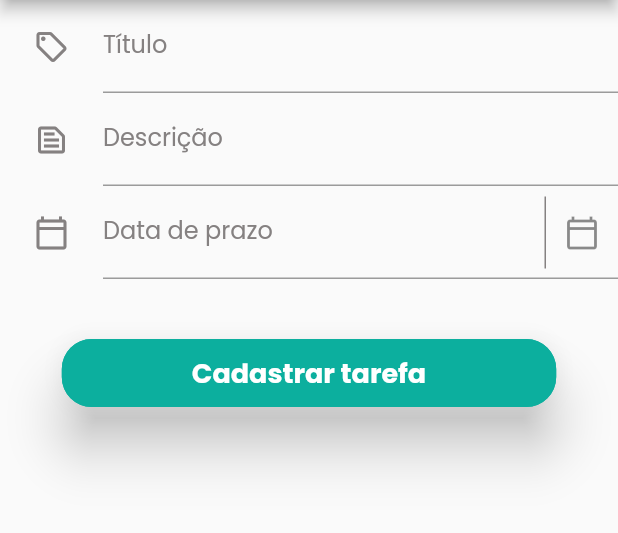
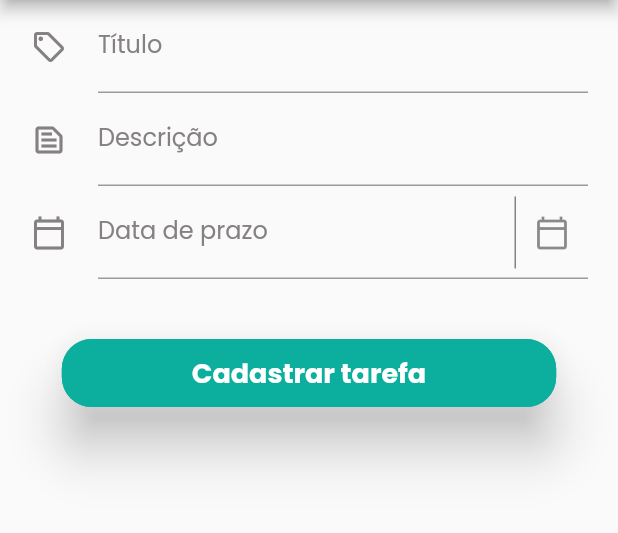
Before and after one commit to RafaMC03/Tasker, a Flutter app: the screen it shows once a user with an empty profile is signed in, after a tap on the "add" icon, on a phone screen of 412 x 824 dp, the part 84-617 px from its top. Run offline on Flutter 3.47's test engine with Material 2 defaults, Android fonts, the phone set to English and light mode, and no system bars; our stand-ins replace bot_toast, firebase_auth, firebase_core, google_fonts, page_transition; accounts and stored records are empty.

Commit message:
modelo das tarefas

```diff
--- a/lib/modules/home/pages/cadastroTarefas.dart
+++ b/lib/modules/home/pages/cadastroTarefas.dart
@@ -22,6 +22,10 @@
         backgroundColor: Color.fromARGB(255, 12, 175, 158),
       ),
       body: ListView(
+        children: [
+          Padding(
+            padding: const EdgeInsets.only(right: 20),
+            child: Column(
               children: [
                 Row(
               children: [
@@ -97,6 +101,9 @@
                 ),
               ],
             ),
+              ],
+            ),
+          ),
           Column(
               children: [
                 Padding(
@@ -110,7 +117,7 @@
                     corTexto: Colors.white),
                 ),
               ],
-          )
+            ),
         ],
       ),
     );
--- a/lib/modules/home/pages/home.dart
+++ b/lib/modules/home/pages/home.dart
@@ -41,10 +41,25 @@
             child: SizedBox(
               width: MediaQuery.of(context).size.width,
               child: Column(
-                mainAxisAlignment: MainAxisAlignment.center,
-                crossAxisAlignment: CrossAxisAlignment.center,
                 children: [
-                  const Text("Sem tarefas cadastradas"),
+
+                  //modelo das tarefas
+
+                  Padding(
+                    padding: const EdgeInsets.only(top: 20),
+                    child: Container(
+                      width: 380,                                                 //arrumar largura
+                      decoration: BoxDecoration(
+                        borderRadius: BorderRadius.circular(10),
+                        border: Border.all(color: Color.fromARGB(255, 12, 175, 158), width: 2)
+                      ),
+                      child: ListTile(
+                        trailing: Text('30 nov'),
+                        subtitle: Text('Terminar home page'),                    //quebra de linha automatica
+                        title: Text('Sprint 3 - PSI'),
+                      ),
+                    ),
+                  ),
                   TextButton(
                       onPressed: () async {
                         await FirebaseAuth.instance.signOut();
```
Lines whose indentation alone changed are shown as unchanged.
